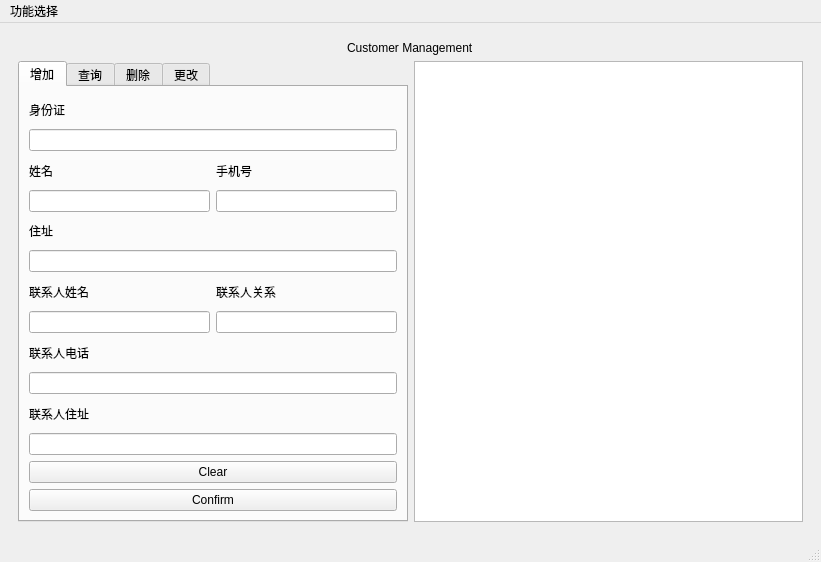
First picture: the form in UI/mainwindow.ui, repository suyZhong/bank_management_system, before the edit.
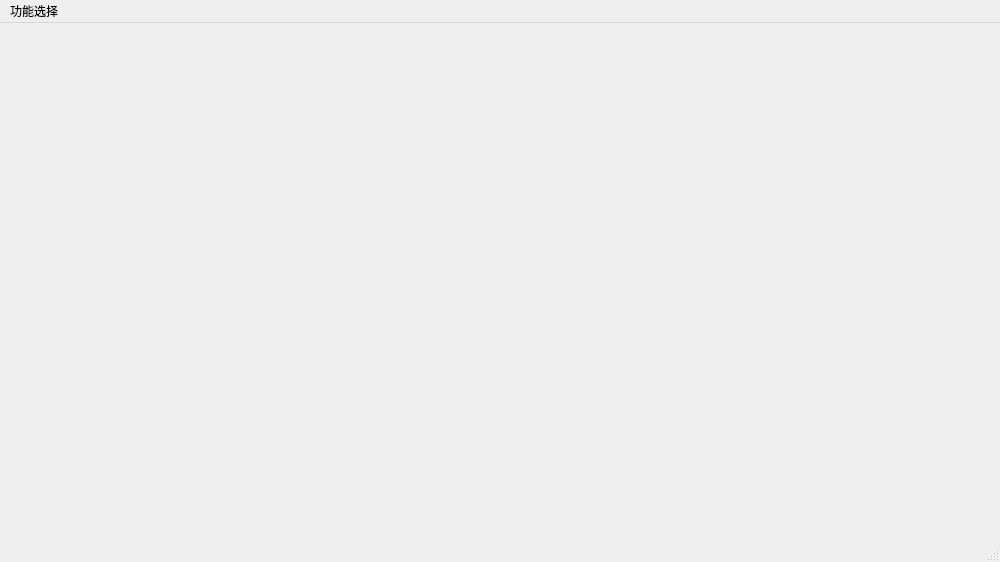
Second picture: the form after the edit.

Commit message: finish customer add

The edit to the form file:
```diff
--- a/UI/mainwindow.ui
+++ b/UI/mainwindow.ui
@@ -6,7 +6,7 @@
    <rect>
     <x>0</x>
     <y>0</y>
-    <width>821</width>
+    <width>1000</width>
     <height>562</height>
    </rect>
   </property>
@@ -20,158 +20,6 @@
       <property name="currentIndex">
        <number>0</number>
       </property>
-      <widget class="QWidget" name="customer">
-       <layout class="QGridLayout" name="gridLayout">
-        <item row="1" column="1">
-         <widget class="QTableView" name="tableView"/>
-        </item>
-        <item row="1" column="0">
-         <widget class="QTabWidget" name="tabWidget">
-          <property name="currentIndex">
-           <number>0</number>
-          </property>
-          <widget class="QWidget" name="add">
-           <attribute name="title">
-            <string>增加</string>
-           </attribute>
-           <layout class="QGridLayout" name="gridLayout_3">
-            <item row="6" column="0">
-             <widget class="QLabel" name="label_6">
-              <property name="text">
-               <string>住址</string>
-              </property>
-             </widget>
-            </item>
-            <item row="2" column="1">
-             <widget class="QLabel" name="label_5">
-              <property name="text">
-               <string>手机号</string>
-              </property>
-             </widget>
-            </item>
-            <item row="0" column="0">
-             <widget class="QLabel" name="label_3">
-              <property name="text">
-               <string>身份证</string>
-              </property>
-             </widget>
-            </item>
-            <item row="10" column="0">
-             <widget class="QLabel" name="label_8">
-              <property name="text">
-               <string>联系人电话</string>
-              </property>
-             </widget>
-            </item>
-            <item row="1" column="0" colspan="2">
-             <widget class="QLineEdit" name="lineEdit"/>
-            </item>
-            <item row="8" column="0">
-             <widget class="QLabel" name="label_7">
-              <property name="text">
-               <string>联系人姓名</string>
-              </property>
-             </widget>
-            </item>
-            <item row="17" column="0" colspan="2">
-             <widget class="QPushButton" name="confirmButton">
-              <property name="text">
-               <string>Confirm</string>
-              </property>
-             </widget>
-            </item>
-            <item row="9" column="0">
-             <widget class="QLineEdit" name="lineEdit_5"/>
-            </item>
-            <item row="12" column="0">
-             <widget class="QLabel" name="label_9">
-              <property name="text">
-               <string>联系人住址</string>
-              </property>
-             </widget>
-            </item>
-            <item row="3" column="1">
-             <widget class="QLineEdit" name="lineEdit_3"/>
-            </item>
-            <item row="3" column="0">
-             <widget class="QLineEdit" name="lineEdit_2"/>
-            </item>
-            <item row="2" column="0">
-             <widget class="QLabel" name="label_4">
-              <property name="text">
-               <string>姓名</string>
-              </property>
-             </widget>
-            </item>
-            <item row="16" column="0" colspan="2">
-             <widget class="QPushButton" name="clearButton">
-              <property name="text">
-               <string>Clear</string>
-              </property>
-             </widget>
-            </item>
-            <item row="7" column="0" colspan="2">
-             <widget class="QLineEdit" name="lineEdit_4"/>
-            </item>
-            <item row="9" column="1">
-             <widget class="QLineEdit" name="lineEdit_8"/>
-            </item>
-            <item row="8" column="1">
-             <widget class="QLabel" name="label_10">
-              <property name="text">
-               <string>联系人关系</string>
-              </property>
-             </widget>
-            </item>
-            <item row="13" column="0" colspan="2">
-             <widget class="QLineEdit" name="lineEdit_7"/>
-            </item>
-            <item row="11" column="0" colspan="2">
-             <widget class="QLineEdit" name="lineEdit_6"/>
-            </item>
-           </layout>
-          </widget>
-          <widget class="QWidget" name="query">
-           <attribute name="title">
-            <string>查询</string>
-           </attribute>
-          </widget>
-          <widget class="QWidget" name="dele">
-           <attribute name="title">
-            <string>删除</string>
-           </attribute>
-          </widget>
-          <widget class="QWidget" name="change">
-           <attribute name="title">
-            <string>更改</string>
-           </attribute>
-          </widget>
-         </widget>
-        </item>
-        <item row="0" column="0" colspan="2" alignment="Qt::AlignHCenter">
-         <widget class="QLabel" name="label">
-          <property name="text">
-           <string>Customer Management</string>
-          </property>
-         </widget>
-        </item>
-       </layout>
-      </widget>
-      <widget class="QWidget" name="page_2">
-       <widget class="QLabel" name="label_2">
-        <property name="geometry">
-         <rect>
-          <x>100</x>
-          <y>300</y>
-          <width>58</width>
-          <height>16</height>
-         </rect>
-        </property>
-        <property name="text">
-         <string>account</string>
-        </property>
-       </widget>
-      </widget>
      </widget>
     </item>
    </layout>
@@ -181,7 +29,7 @@
     <rect>
      <x>0</x>
      <y>0</y>
-     <width>821</width>
+     <width>1000</width>
      <height>22</height>
     </rect>
    </property>
```
Left out of the diff: 2 changed lines with no effect on the pictures. The commit also changes 13 other files.
